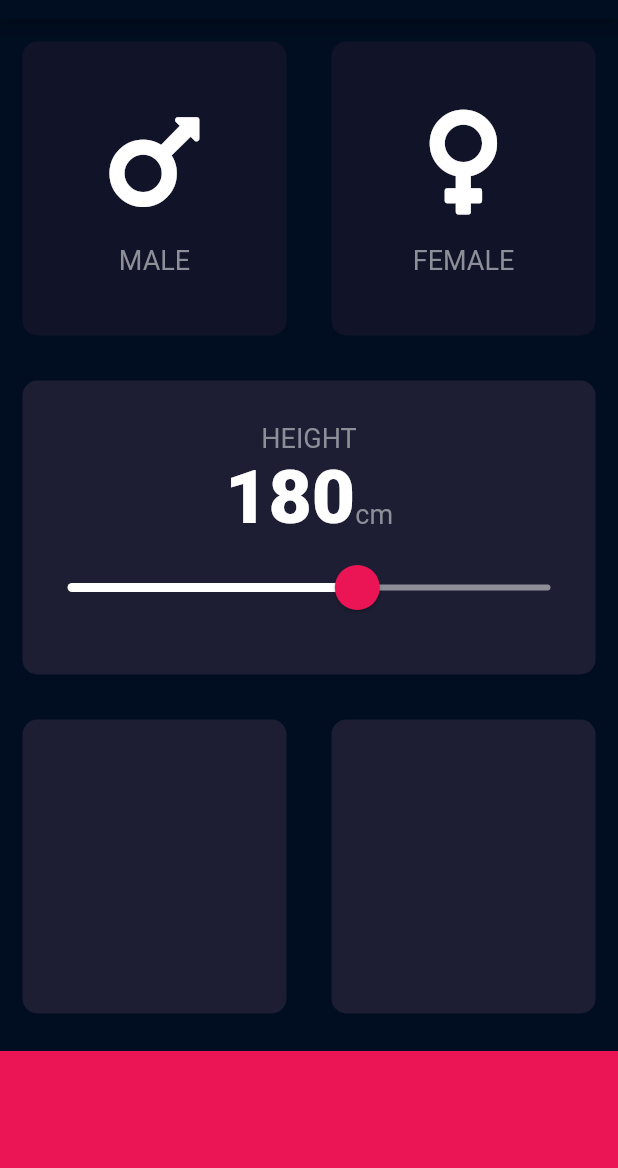
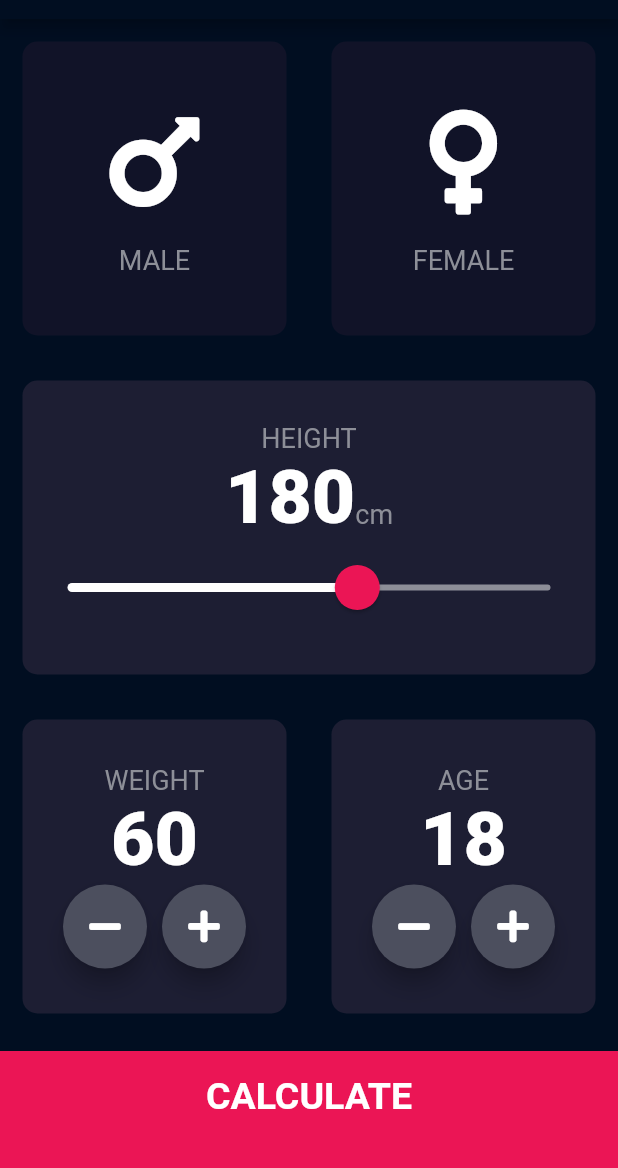
Before and after one commit to alebrijefm/projects, a Flutter app: the screen it shows after launch, on a phone screen of 412 x 824 dp, the part 65-1233 px from its top. Run offline on Flutter 3.47's test engine with Material 2 defaults, Android fonts, the phone set to English and light mode, and no system bars; our stand-ins replace font_awesome_flutter.

Commit message:
Se agregan cambios a proyecto

```diff
--- /dev/null
+++ b/lib/calculator_brain.dart
@@ -0,0 +1,35 @@
+import 'dart:math';
+
+class CalculatorBrain {
+  CalculatorBrain({this.height, this.weight});
+
+  final int height;
+  final int weight;
+
+  double _bmi;
+
+  String calculateBMI() {
+    _bmi = weight / pow(height / 100, 2);
+    return _bmi.toStringAsFixed(1);
+  }
+
+  String getResult() {
+    if (_bmi >= 25) {
+      return 'Overweight';
+    } else if (_bmi > 18.5) {
+      return 'Normal';
+    } else {
+      return 'Underweight';
+    }
+  }
+
+  String getInterpretation() {
+    if (_bmi >= 25) {
+      return 'You have a higher than normal body weight. Try to exercise more.';
+    } else if (_bmi >= 18.5) {
+      return 'You have a normal body weight. Good job!';
+    } else {
+      return 'You have a lower than normal body weight. You can eat a bit more.';
+    }
+  }
+}
--- /dev/null
+++ b/lib/components/bottom_button.dart
@@ -0,0 +1,30 @@
+import 'package:flutter/material.dart';
+import '../constants.dart';
+
+class BottomButton extends StatelessWidget {
+  final String buttonTitle;
+  final Function onTap;
+
+  BottomButton({@required this.buttonTitle, @required this.onTap});
+
+  @override
+  Widget build(BuildContext context) {
+    return GestureDetector(
+      onTap: onTap,
+          child: Container(
+        child: Center(
+          child: Text(
+            buttonTitle,
+            style: kLargeButtonTextStyle,
+          ),
+
+        ),
+        color: kBottomContainerColor,
+        margin: EdgeInsets.only(top: 10),
+        padding: EdgeInsets.only(bottom: 20.0),
+        width: double.infinity,
+        height: kBottomContainerHeight,
+      ),
+    );
+  }
+}
--- a/lib/icon_content.dart
+++ b/lib/components/icon_content.dart
@@ -1,5 +1,5 @@
 import 'package:flutter/material.dart';
-import 'constants.dart';
+import '../constants.dart';
 
 
 class IconContent extends StatelessWidget {
--- /dev/null
+++ b/lib/components/round_icon_button.dart
@@ -0,0 +1,23 @@
+import 'package:flutter/material.dart';
+
+class RoundIconButton extends StatelessWidget {
+  final IconData icon;
+  final Function onPressed;
+
+  RoundIconButton({@required this.icon, @required this.onPressed});
+
+  @override
+  Widget build(BuildContext context) {
+    return RawMaterialButton(
+      onPressed: onPressed,
+      child: Icon(icon),
+      fillColor: Color(0xFF4C4F5E),
+      constraints: BoxConstraints.tightFor(
+        width: 56.0,
+        height: 56.0,
+      ),
+      shape: CircleBorder(),
+      elevation: 6,
+    );
+  }
+}
--- a/lib/input_page.dart
+++ /dev/null
@@ -1,140 +0,0 @@
-import 'package:flutter/material.dart';
-import 'package:font_awesome_flutter/font_awesome_flutter.dart';
-import 'icon_content.dart';
-import 'reusable_carda.dart';
-import 'constants.dart';
-
-enum Gender { female, male }
-
-class InputPage extends StatefulWidget {
-  @override
-  _InputPageState createState() => _InputPageState();
-}
-
-class _InputPageState extends State<InputPage> {
-  Gender selectedGender;
-  int height = 180;
-
-  @override
-  Widget build(BuildContext context) {
-    return Scaffold(
-        appBar: AppBar(
-          title: Center(
-            child: Text('BMI CALCULATOR'),
-          ),
-        ),
-        body: Column(
-          crossAxisAlignment: CrossAxisAlignment.stretch,
-          children: <Widget>[
-            Expanded(
-              child: Row(
-                children: <Widget>[
-                  Expanded(
-                    child: ReusableCard(
-                      onPress: () {
-                        setState(() {
-                          selectedGender = Gender.male;
-                        });
-                      },
-                      colour: selectedGender == Gender.male
-                          ? kActiveCardColor
-                          : kInactiveCardColor,
-                      childCard: IconContent(
-                        icon: FontAwesomeIcons.mars,
-                        label: 'MALE',
-                      ),
-                    ),
-                  ),
-                  Expanded(
-                    child: ReusableCard(
-                      onPress: () {
-                        setState(() {
-                          selectedGender = Gender.female;
-                        });
-                      },
-                      colour: selectedGender == Gender.female
-                          ? kActiveCardColor
-                          : kInactiveCardColor,
-                      childCard: IconContent(
-                        icon: FontAwesomeIcons.venus,
-                        label: 'FEMALE',
-                      ),
-                    ),
-                  ),
-                ],
-              ),
-            ),
-            Expanded(
-              child: ReusableCard(
-                colour: kActiveCardColor,
-                childCard: Column(
-                    mainAxisAlignment: MainAxisAlignment.center,
-                    children: <Widget>[
-                      Text(
-                        'HEIGHT',
-                        style: kLabelTextStyle,
-                      ),
-                      Row(
-                        mainAxisAlignment: MainAxisAlignment.center,
-                        crossAxisAlignment: CrossAxisAlignment.baseline,
-                        textBaseline: TextBaseline.alphabetic,
-                        children: <Widget>[
-                          Text(
-                            height.toString(),
-                            style: kNumberTextStyle,
-                          ),
-                          Text(
-                            'cm',
-                            style: kLabelTextStyle,
-                          ),
-                        ],
-                      ),
-                      SliderTheme(
-                        data: SliderTheme.of(context).copyWith(
-                          inactiveTrackColor: Color(0xFF8D8E98),
-                          activeTrackColor: Colors.white,
-                          thumbColor: Color(0xFFEB1555),
-                          overlayColor: Color(0x29EB1555),
-                          thumbShape: RoundSliderThumbShape(enabledThumbRadius: 15),
-                          overlayShape: RoundSliderOverlayShape(overlayRadius: 30),
-                        ),
-                        child: Slider(
-                          value: height.toDouble(),
-                          min: 120,
-                          max: 220,
-                          onChanged: (double newValue) {
-                            setState(() {
-                              height = newValue.round();
-                            });
-                          },
-                        ),
-                      ),
-                    ]),
-              ),
-            ),
-            Expanded(
-              child: Row(
-                children: <Widget>[
-                  Expanded(
-                    child: ReusableCard(
-                      colour: kActiveCardColor,
-                    ),
-                  ),
-                  Expanded(
-                    child: ReusableCard(
-                      colour: kActiveCardColor,
-                    ),
-                  ),
-                ],
-              ),
-            ),
-            Container(
-              color: kBottomContainerColor,
-              margin: EdgeInsets.only(top: 10),
-              width: double.infinity,
-              height: kBottomContainerHeight,
-            )
-          ],
-        ));
-  }
-}
--- /dev/null
+++ b/lib/screens/input_page.dart
@@ -0,0 +1,245 @@
+import 'package:bmi_calculator/calculator_brain.dart';
+import 'package:bmi_calculator/screens/results_page.dart';
+
+import '../components/bottom_button.dart';
+import '../components/icon_content.dart';
+import '../components/reusable_card.dart';
+import '../components/round_icon_button.dart';
+import 'package:flutter/material.dart';
+import 'package:font_awesome_flutter/font_awesome_flutter.dart';
+import '../constants.dart';
+
+enum Gender { female, male }
+
+class InputPage extends StatefulWidget {
+  @override
+  _InputPageState createState() => _InputPageState();
+}
+
+class _InputPageState extends State<InputPage> {
+  Gender selectedGender;
+  int height = 180;
+  int weight = 60;
+  int age = 18;
+
+  @override
+  Widget build(BuildContext context) {
+    return Scaffold(
+        appBar: AppBar(
+          title: Center(
+            child: Text('BMI CALCULATOR'),
+          ),
+        ),
+        body: Column(
+          crossAxisAlignment: CrossAxisAlignment.stretch,
+          children: <Widget>[
+            Expanded(
+              child: Row(
+                children: <Widget>[
+                  Expanded(
+                    child: ReusableCard(
+                      onPress: () {
+                        setState(() {
+                          selectedGender = Gender.male;
+                        });
+                      },
+                      colour: selectedGender == Gender.male
+                          ? kActiveCardColor
+                          : kInactiveCardColor,
+                      childCard: IconContent(
+                        icon: FontAwesomeIcons.mars,
+                        label: 'MALE',
+                      ),
+                    ),
+                  ),
+                  Expanded(
+                    child: ReusableCard(
+                      onPress: () {
+                        setState(() {
+                          selectedGender = Gender.female;
+                        });
+                      },
+                      colour: selectedGender == Gender.female
+                          ? kActiveCardColor
+                          : kInactiveCardColor,
+                      childCard: IconContent(
+                        icon: FontAwesomeIcons.venus,
+                        label: 'FEMALE',
+                      ),
+                    ),
+                  ),
+                ],
+              ),
+            ),
+            Expanded(
+              child: ReusableCard(
+                colour: kActiveCardColor,
+                childCard: Column(
+                    mainAxisAlignment: MainAxisAlignment.center,
+                    children: <Widget>[
+                      Text(
+                        'HEIGHT',
+                        style: kLabelTextStyle,
+                      ),
+                      Row(
+                        mainAxisAlignment: MainAxisAlignment.center,
+                        crossAxisAlignment: CrossAxisAlignment.baseline,
+                        textBaseline: TextBaseline.alphabetic,
+                        children: <Widget>[
+                          Text(
+                            height.toString(),
+                            style: kNumberTextStyle,
+                          ),
+                          Text(
+                            'cm',
+                            style: kLabelTextStyle,
+                          ),
+                        ],
+                      ),
+                      SliderTheme(
+                        data: SliderTheme.of(context).copyWith(
+                          inactiveTrackColor: Color(0xFF8D8E98),
+                          activeTrackColor: Colors.white,
+                          thumbColor: Color(0xFFEB1555),
+                          overlayColor: Color(0x29EB1555),
+                          thumbShape:
+                              RoundSliderThumbShape(enabledThumbRadius: 15),
+                          overlayShape:
+                              RoundSliderOverlayShape(overlayRadius: 30),
+                        ),
+                        child: Slider(
+                          value: height.toDouble(),
+                          min: 120,
+                          max: 220,
+                          onChanged: (double newValue) {
+                            setState(() {
+                              height = newValue.round();
+                            });
+                          },
+                        ),
+                      ),
+                    ]),
+              ),
+            ),
+            Expanded(
+              child: Row(
+                children: <Widget>[
+                  Expanded(
+                    child: ReusableCard(
+                      colour: kActiveCardColor,
+                      childCard: Column(
+                        mainAxisAlignment: MainAxisAlignment.center,
+                        children: <Widget>[
+                          Text(
+                            'WEIGHT',
+                            style: kLabelTextStyle,
+                          ),
+                          Text(
+                            weight.toString(),
+                            style: kNumberTextStyle,
+                          ),
+                          Row(
+                            mainAxisAlignment: MainAxisAlignment.center,
+                            children: <Widget>[
+                              RoundIconButton(
+                                onPressed: () {
+                                  setState(
+                                    () {
+                                      weight--;
+                                    },
+                                  );
+                                },
+                                icon: FontAwesomeIcons.minus,
+                              ),
+                              SizedBox(
+                                width: 10,
+                              ),
+                              RoundIconButton(
+                                onPressed: () {
+                                  setState(
+                                    () {
+                                      weight++;
+                                    },
+                                  );
+                                },
+                                icon: FontAwesomeIcons.plus,
+                              ),
+                            ],
+                          ),
+                        ],
+                      ),
+                    ),
+                  ),
+                  Expanded(
+                    child: ReusableCard(
+                      colour: kActiveCardColor,
+                      childCard: Column(
+                        mainAxisAlignment: MainAxisAlignment.center,
+                        children: <Widget>[
+                          Text(
+                            'AGE',
+                            style: kLabelTextStyle,
+                          ),
+                          Text(
+                            age.toString(),
+                            style: kNumberTextStyle,
+                          ),
+                          Row(
+                            mainAxisAlignment: MainAxisAlignment.center,
+                            children: <Widget>[
+                              RoundIconButton(
+                                onPressed: () {
+                                  setState(
+                                    () {
+                                      age--;
+                                    },
+                                  );
+                                },
+                                icon: FontAwesomeIcons.minus,
+                              ),
+                              SizedBox(
+                                width: 10,
+                              ),
+                              RoundIconButton(
+                                onPressed: () {
+                                  setState(
+                                    () {
+                                      age++;
+                                    },
+                                  );
+                                },
+                                icon: FontAwesomeIcons.plus,
+                              ),
+                            ],
+                          ),
+                        ],
+                      ),
+                    ),
+                  ),
+                ],
+              ),
+            ),
+            BottomButton(
+              onTap: () {
+                CalculatorBrain calc = CalculatorBrain(
+                  height: height,
+                  weight: weight,
+                );
+
+                Navigator.push(
+                  context,
+                  MaterialPageRoute(
+                    builder: (context) => ResultsPage(
+                      bmiResult: calc.calculateBMI(),
+                      resultText: calc.getResult(),
+                      interpretation: calc.getInterpretation(),
+                    ),
+                  ),
+                );
+              },
+              buttonTitle: 'CALCULATE',
+            ),
+          ],
+        ));
+  }
+}
```
Also changed, not shown: lib/constants.dart (+25 -0 lines), lib/main.dart (+4 -3 lines), lib/screens/results_page.dart (added, +66 -0 lines), lib/components/reusable_card.dart (renamed from lib/reusable_carda.dart).
